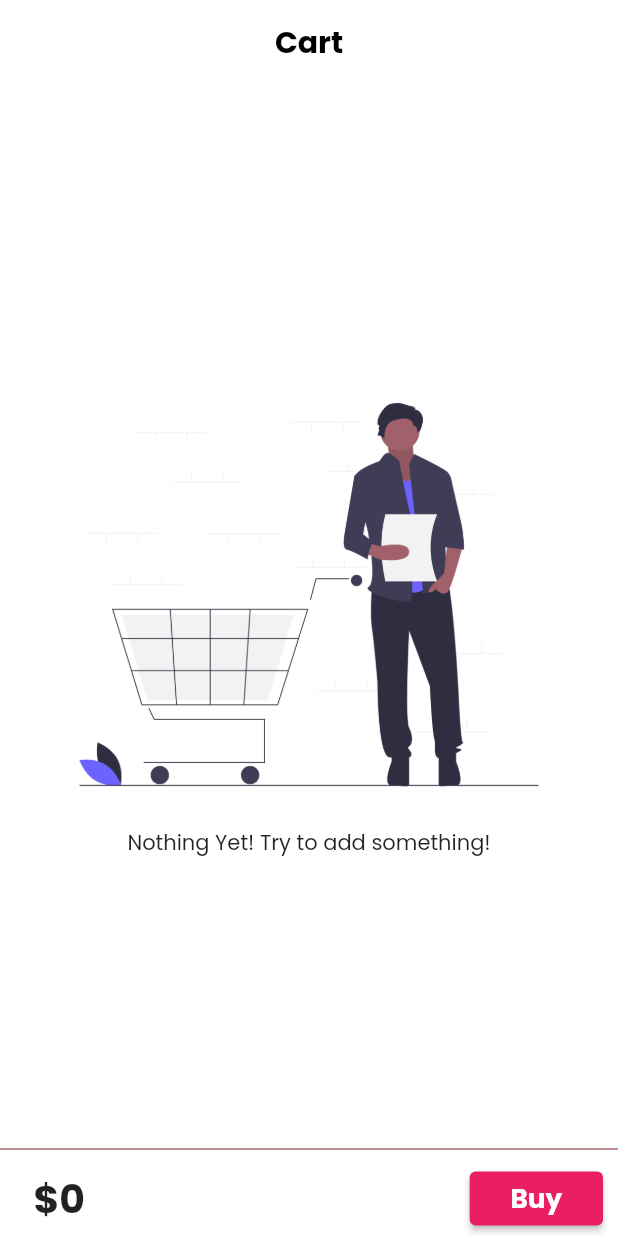
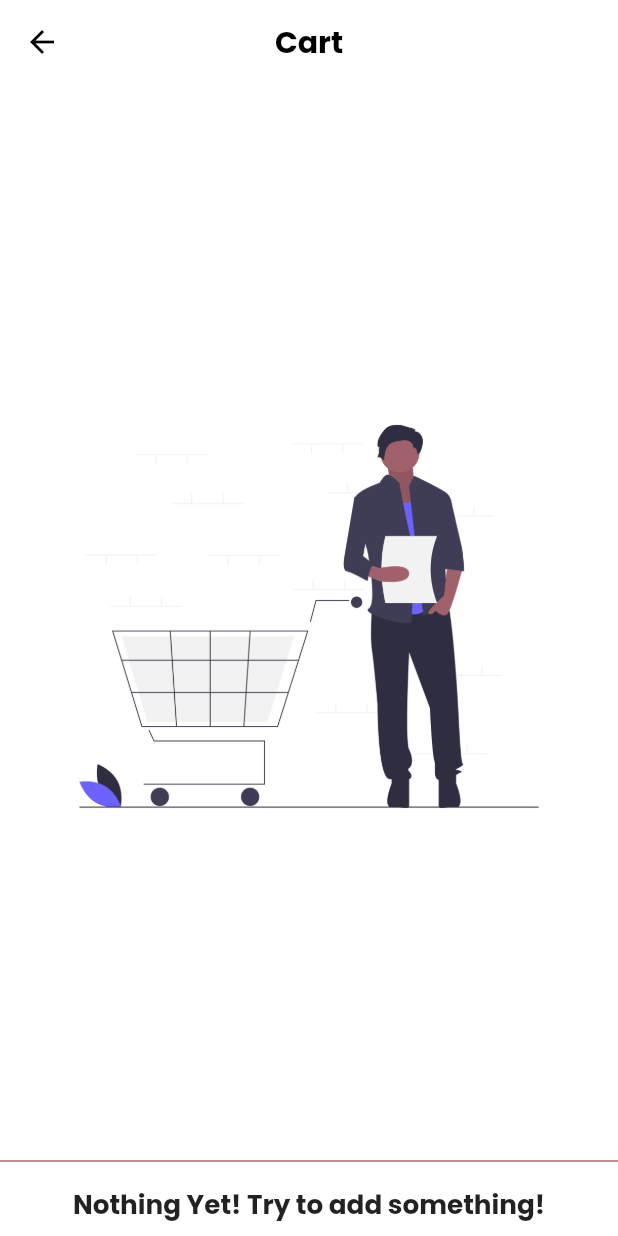
Before and after one commit to mabdurrafey1/firstonvscode, a Flutter app: the CartPage screen opened by its route, on a phone screen of 412 x 824 dp. Run offline on Flutter 3.47's test engine with Material 2 defaults, Android fonts, the light colour scheme and no system bars; drawn by our look-alikes of velocity_x; our stand-ins replace flutter_spinkit, google_fonts.

Commit message:
App created as by Codepuri

```diff
--- /dev/null
+++ b/firstonvscode/lib/core/store.dart
@@ -0,0 +1,14 @@
+import 'package:firstonvscode/models/cart.dart';
+import 'package:firstonvscode/models/catalog.dart';
+import 'package:velocity_x/velocity_x.dart';
+
+class MyStore extends VxStore {
+  catalogModel cat;
+  CartModel cart;
+
+  MyStore() {
+    cat = catalogModel();
+    cart = CartModel();
+    cart.catalog = cat;
+  }
+}
--- a/firstonvscode/lib/models/cart.dart
+++ b/firstonvscode/lib/models/cart.dart
@@ -1,11 +1,8 @@
+import 'package:firstonvscode/core/store.dart';
 import 'package:firstonvscode/models/catalog.dart';
+import 'package:velocity_x/velocity_x.dart';
 
 class CartModel {
-  static final cartM = CartModel._internal();
-
-  CartModel._internal();
-
-  factory CartModel() => cartM;
   catalogModel _cat;
 
   final List<int> _itemId = [];
@@ -22,16 +19,35 @@ class CartModel {
   // Get total price
   num get totalPrice =>
       items.fold(0, (total, current) => total + current.price);
+  // Add Item
+//not reqired now becuase of mutations
+//   void add(itemCat item) {
+//     _itemId.add(item.id);
+//   }
 
-  // Add Item
+//   // Remove Item
+// //not reqired now becuase of mutations
+//   void remove(itemCat item) {
+//     _itemId.remove(item.id);
+//   }
+}
 
-  void add(itemCat item) {
-    _itemId.add(item.id);
-  }
+class AddMutation extends VxMutation<MyStore> {
+  final itemCat item;
 
-  // Remove Item
-
-  void remove(itemCat item) {
-    _itemId.remove(item.id);
+  AddMutation(this.item);
+  @override
+  perform() {
+    store.cart._itemId.add(item.id);
   }
 }
+
+class RemoveMutation extends VxMutation<MyStore> {
+  final itemCat item;
+
+  RemoveMutation(this.item);
+  @override
+  perform() {
+    store.cart._itemId.remove(item.id);
+  }
+}
--- a/firstonvscode/lib/models/catalog.dart
+++ b/firstonvscode/lib/models/catalog.dart
@@ -2,12 +2,6 @@ import 'dart:convert';
 
 // ignore: camel_case_types
 class catalogModel {
-  static final catM = catalogModel._internal();
-
-  catalogModel._internal();
-
-  factory catalogModel() => catM;
-
   static List<itemCat> items;
 //getter by id
   itemCat getById(int id) =>
--- a/firstonvscode/lib/pages/cartPage.dart
+++ b/firstonvscode/lib/pages/cartPage.dart
@@ -1,3 +1,4 @@
+import 'package:firstonvscode/core/store.dart';
 import 'package:firstonvscode/models/cart.dart';
 import 'package:flutter/material.dart';
 import 'package:velocity_x/velocity_x.dart';
@@ -10,8 +11,11 @@ class CartPage extends StatelessWidget {
     return Scaffold(
       backgroundColor: Vx.white,
       appBar: AppBar(
+        leading: BackButton(
+          color: Colors.black,
+        ),
         backgroundColor: Colors.white,
-        title: "Cart".text.black.bold.make(),
+        title: "Cart".text.bold.black.make(),
         centerTitle: true,
         elevation: 0,
       ),
@@ -32,13 +36,26 @@ class _CartTotal extends StatelessWidget {
   _CartTotal({Key key}) : super(key: key);
   @override
   Widget build(BuildContext context) {
-    final _cart = CartModel();
-    return SizedBox(
+    final CartModel _cart = (VxState.store as MyStore).cart;
+    return _cart.items.isEmpty
+        ? "Nothing Yet! Try to add something!".text.bold.xl.make().py8()
+        : SizedBox(
             height: 50,
             child: Row(
               mainAxisAlignment: MainAxisAlignment.spaceBetween,
               children: [
-          "\$${_cart.totalPrice}".padLeft(6).text.bold.xl3.make(),
+                VxConsumer(
+                  mutations: {RemoveMutation},
+                  builder: (context, _) {
+                    return "\$${_cart.totalPrice}"
+                        .padLeft(6)
+                        .text
+                        .bold
+                        .xl3
+                        .make();
+                  },
+                  notifications: {},
+                ),
                 ElevatedButton(
                   onPressed: () {
                     ScaffoldMessenger.of(context).showSnackBar(
@@ -47,7 +64,7 @@ class _CartTotal extends StatelessWidget {
                       ),
                     );
                   },
-            child: "Buy".text.bold.xl.make(),
+                  child: "Buy".text.xl.make(),
                 ).pOnly(right: 10).w24(context),
               ],
             ),
@@ -56,21 +73,16 @@ class _CartTotal extends StatelessWidget {
 }
 
 // ignore: camel_case_types
-class _CartList extends StatefulWidget {
-  @override
-  __CartListState createState() => __CartListState();
-}
-
-class __CartListState extends State<_CartList> {
-  final _cart = CartModel();
+class _CartList extends StatelessWidget {
   @override
   Widget build(BuildContext context) {
+    VxState.watch(context, on: [RemoveMutation]);
+    final CartModel _cart = (VxState.store as MyStore).cart;
     return _cart.items.isEmpty
         ? Column(
             mainAxisAlignment: MainAxisAlignment.center,
             children: [
               Image.asset("assets/images/empty_cart.png"),
-              "Nothing Yet! Try to add something!".text.make(),
             ],
           )
         : ListView.builder(
@@ -82,10 +94,7 @@ class __CartListState extends State<_CartList> {
                 leading: Icon(Icons.done),
                 trailing: IconButton(
                   icon: Icon(Icons.remove_circle_outline),
-                  onPressed: () {
-                    _cart.remove(_cart.items[index]);
-                    setState(() {});
-                  },
+                  onPressed: () => RemoveMutation(_cart.items[index]),
                 ),
                 title: _cart.items[index].name.text.xl.make(),
               ),
--- a/firstonvscode/lib/pages/detail.dart
+++ b/firstonvscode/lib/pages/detail.dart
@@ -36,7 +36,7 @@ class DetailPage extends StatelessWidget {
             tag: Key(
               catalog.id.toString(),
             ),
-            child: Image.network(catalog.image),
+            child: Image.asset(catalog.image),
           ).h40(context).w64(context),
           Expanded(
             child: VxArc(
--- a/firstonvscode/lib/pages/home_page.dart
+++ b/firstonvscode/lib/pages/home_page.dart
@@ -98,7 +98,7 @@ class catalogitem extends StatelessWidget {
         children: [
           Hero(
             tag: Key(catalog.id.toString()),
-            child: Image.network(catalog.image)
+            child: Image.asset(catalog.image)
                 .box
                 .roundedSM
                 .color(Vx.pink900)
```
Also changed, not shown: firstonvscode/lib/main.dart (+7 -2 lines), firstonvscode/lib/widgets/add2cart.dart (+8 -16 lines). Lines whose indentation alone changed are shown as unchanged.
